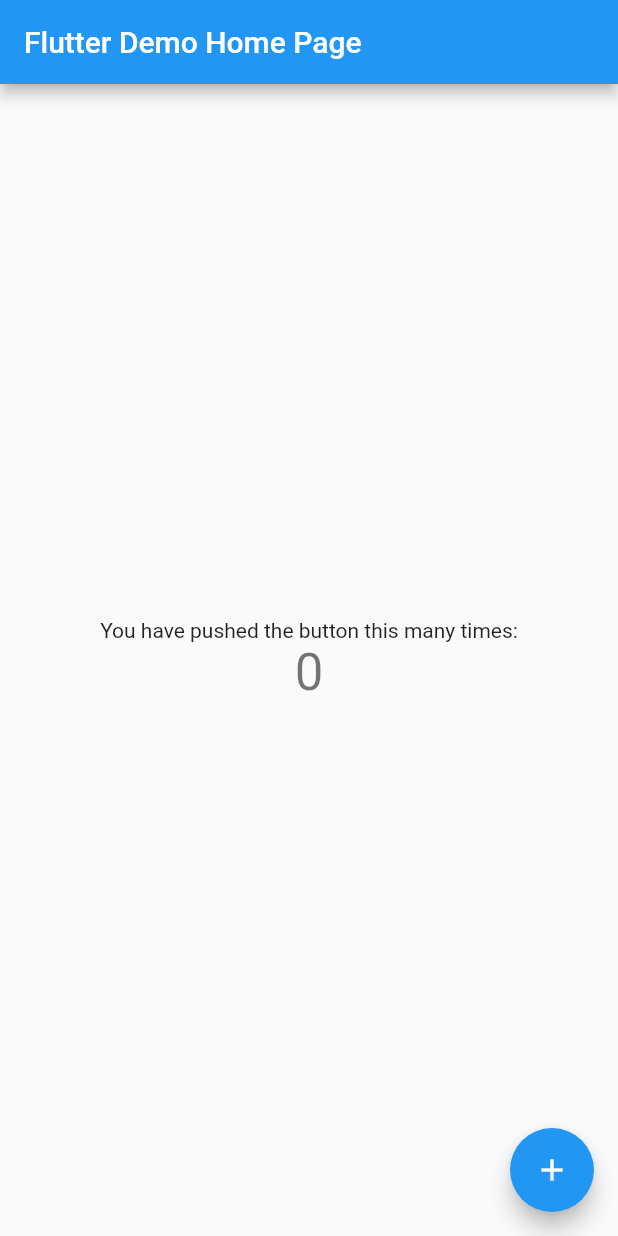
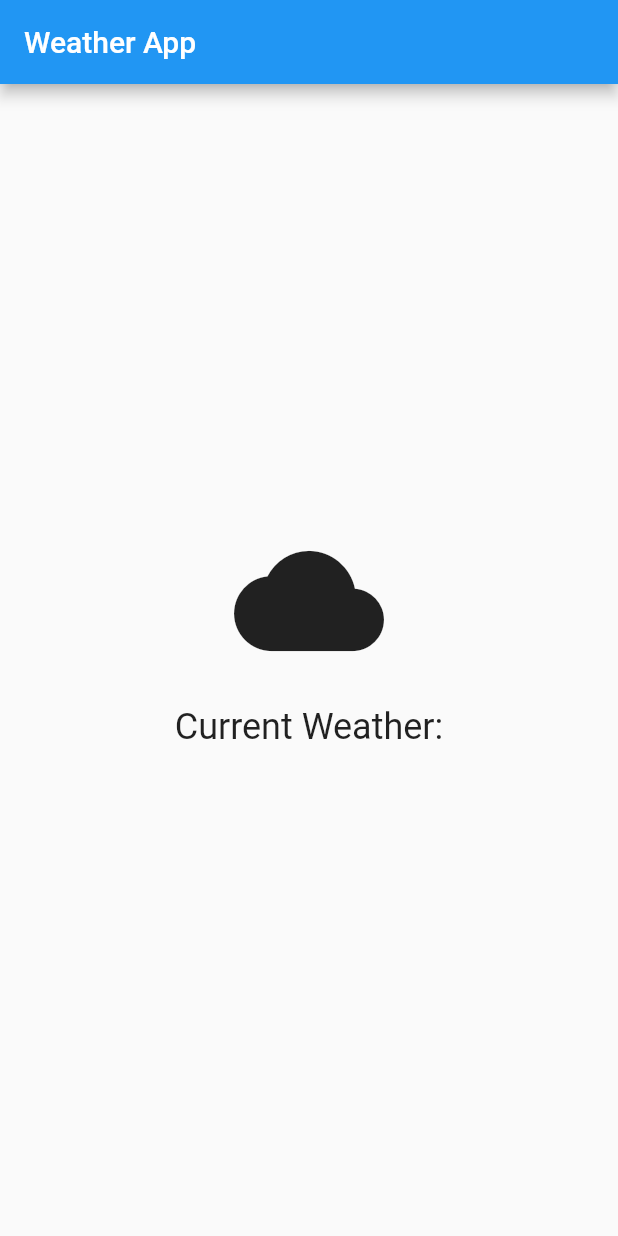
Before and after one commit to GJJASourceCode/weatherApp, a Flutter app: the screen it shows after launch, on a phone screen of 412 x 824 dp. Run offline on Flutter 3.47's test engine with Material 2 defaults, Android fonts, the phone set to English and light mode, and no system bars; network calls fail.

```diff
--- a/test_project/lib/main.dart
+++ b/test_project/lib/main.dart
@@ -1,116 +1,70 @@
+import 'dart:convert';
 import 'package:flutter/material.dart';
+import 'package:http/http.dart' as http;
 
 void main() {
-  print("hi");
-  runApp(const MyApp());
+  runApp(WeatherApp());
 }
 
-class MyApp extends StatelessWidget {
-  const MyApp({super.key});
-
-  // This widget is the root of your application.
+class WeatherApp extends StatefulWidget {
   @override
-  Widget build(BuildContext context) {
-    return MaterialApp(
-      title: 'Flutter Demo',
-      theme: ThemeData(
-        // This is the theme of your application.
-        //
-        // Try running your application with "flutter run". You'll see the
-        // application has a blue toolbar. Then, without quitting the app, try
-        // changing the primarySwatch below to Colors.green and then invoke
-        // "hot reload" (press "r" in the console where you ran "flutter run",
-        // or simply save your changes to "hot reload" in a Flutter IDE).
-        // Notice that the counter didn't reset back to zero; the application
-        // is not restarted.
-        primarySwatch: Colors.blue,
-      ),
-      home: const MyHomePage(title: 'Flutter Demo Home Page'),
-    );
-  }
+  _WeatherAppState createState() => _WeatherAppState();
 }
 
-class MyHomePage extends StatefulWidget {
-  const MyHomePage({super.key, required this.title});
-
-  // This widget is the home page of your application. It is stateful, meaning
-  // that it has a State object (defined below) that contains fields that affect
-  // how it looks.
-
-  // This class is the configuration for the state. It holds the values (in this
-  // case the title) provided by the parent (in this case the App widget) and
-  // used by the build method of the State. Fields in a Widget subclass are
-  // always marked "final".
-
-  final String title;
+class _WeatherAppState extends State<WeatherApp> {
+  String _apiKey = 'YOUR_ACCUWEATHER_API_KEY';
+  String _locationKey = 'YOUR_LOCATION_KEY';
+  String _weather = '';
 
   @override
-  State<MyHomePage> createState() => _MyHomePageState();
+  void initState() {
+    super.initState();
+    fetchWeatherData();
   }
 
-class _MyHomePageState extends State<MyHomePage> {
-  int _counter = 0;
+  Future<void> fetchWeatherData() async {
+    var response = await http.get(Uri.parse(
+        'http://dataservice.accuweather.com/currentconditions/v1/$_locationKey?apikey=$_apiKey'));
 
-  void _incrementCounter() {
+    if (response.statusCode == 200) {
+      var data = jsonDecode(response.body);
       setState(() {
-      // This call to setState tells the Flutter framework that something has
-      // changed in this State, which causes it to rerun the build method below
-      // so that the display can reflect the updated values. If we changed
-      // _counter without calling setState(), then the build method would not be
-      // called again, and so nothing would appear to happen.
-      _counter++;
+        _weather = data[0]['WeatherText'];
       });
+    } else {
+      print('Failed to fetch weather data: ${response.statusCode}');
+    }
   }
 
   @override
   Widget build(BuildContext context) {
-    // This method is rerun every time setState is called, for instance as done
-    // by the _incrementCounter method above.
-    //
-    // The Flutter framework has been optimized to make rerunning build methods
-    // fast, so that you can just rebuild anything that needs updating rather
-    // than having to individually change instances of widgets.
-    return Scaffold(
+    return MaterialApp(
+      home: Scaffold(
         appBar: AppBar(
-        // Here we take the value from the MyHomePage object that was created by
-        // the App.build method, and use it to set our appbar title.
-        title: Text(widget.title),
+          title: Text('Weather App'),
         ),
         body: Center(
-        // Center is a layout widget. It takes a single child and positions it
-        // in the middle of the parent.
           child: Column(
-          // Column is also a layout widget. It takes a list of children and
-          // arranges them vertically. By default, it sizes itself to fit its
-          // children horizontally, and tries to be as tall as its parent.
-          //
-          // Invoke "debug painting" (press "p" in the console, choose the
-          // "Toggle Debug Paint" action from the Flutter Inspector in Android
-          // Studio, or the "Toggle Debug Paint" command in Visual Studio Code)
-          // to see the wireframe for each widget.
-          //
-          // Column has various properties to control how it sizes itself and
-          // how it positions its children. Here we use mainAxisAlignment to
-          // center the children vertically; the main axis here is the vertical
-          // axis because Columns are vertical (the cross axis would be
-          // horizontal).
             mainAxisAlignment: MainAxisAlignment.center,
-          children: <Widget>[
-            const Text(
-              'You have pushed the button this many times:',
+            children: [
+              Icon(
+                Icons.cloud,
+                size: 100,
               ),
+              SizedBox(height: 20),
               Text(
-              '$_counter',
-              style: Theme.of(context).textTheme.headlineMedium,
+                'Current Weather:',
+                style: TextStyle(fontSize: 24),
+              ),
+              SizedBox(height: 10),
+              Text(
+                _weather,
+                style: TextStyle(fontSize: 18),
               ),
             ],
           ),
         ),
-      floatingActionButton: FloatingActionButton(
-        onPressed: _incrementCounter,
-        tooltip: 'Increment',
-        child: const Icon(Icons.add),
-      ), // This trailing comma makes auto-formatting nicer for build methods.
+      ),
     );
   }
 }
--- a/test_project/pubspec.yaml
+++ b/test_project/pubspec.yaml
@@ -30,6 +30,9 @@ environment:
 dependencies:
   flutter:
     sdk: flutter
+
+  http: ^0.13.3
+
 
 
   # The following adds the Cupertino Icons font to your application.
```
Also changed, not shown: test_project/pubspec.lock, 1 other file. Lines whose indentation alone changed are shown as unchanged.
